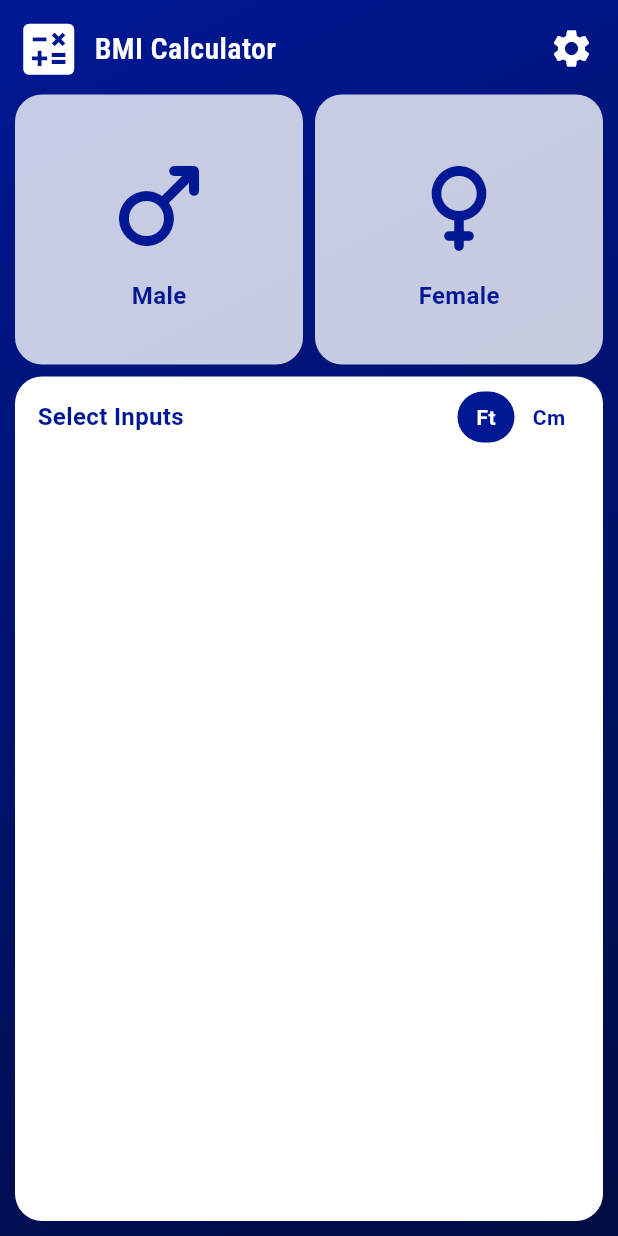
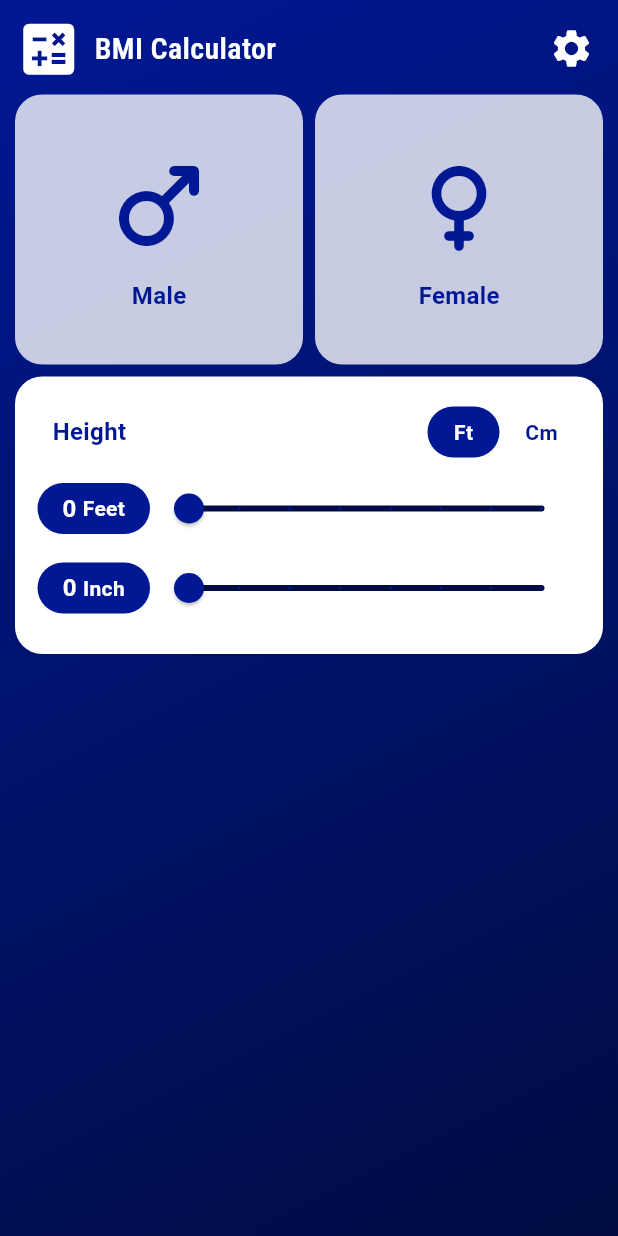
Before and after one commit to gh-devcx420/bmi_calculator_V2.0, a Flutter app: the screen it shows after launch, on a phone screen of 412 x 824 dp. Run offline on Flutter 3.47's test engine with Material 3 defaults, Android fonts, the phone set to English and light mode, and no system bars; our stand-ins replace google_fonts.

Commit message:
Ver 2.0.1

```diff
--- a/lib/constants.dart
+++ b/lib/constants.dart
@@ -4,3 +4,9 @@ Color kPrimaryWhite = Colors.white;
 Color kSecondaryWhite = const Color(0xc7ffffff);
 Color kPrimaryBlue = const Color(0xff001894);
 Color kSecondaryBlue = const Color(0xff000c42);
+
+TextStyle kButtonTextStyle = TextStyle(
+  color: kPrimaryWhite,
+  fontSize: 14,
+  fontWeight: FontWeight.w600,
+);
--- a/lib/main.dart
+++ b/lib/main.dart
@@ -1,5 +1,5 @@
+import 'package:bmi_calculator/bmi_calculator.dart';
 import 'package:flutter/material.dart';
-import 'package:bmi_calculator/bmi_calculator.dart';
 
 void main() {
   runApp(const BmiCalculator());
--- a/lib/screens/bmi_home.dart
+++ b/lib/screens/bmi_home.dart
@@ -99,23 +99,28 @@ class _BmiHomeState extends State<BmiHome> {
           const SizedBox(
             height: 8,
           ),
-          Expanded(
-            child: Container(
+          Container(
             padding: const EdgeInsets.symmetric(
               vertical: 10,
               horizontal: 15,
             ),
-              height: 200,
+            //height: 200,
             decoration: BoxDecoration(
               color: kPrimaryWhite,
               borderRadius: BorderRadius.circular(18),
             ),
             child: Column(
               children: [
+                const SizedBox(
+                  height: 10,
+                ),
                 Row(
                   children: [
+                    const SizedBox(
+                      width: 10,
+                    ),
                     Text(
-                        'Select Inputs',
+                      'Height',
                       style: TextStyle(
                         color: kPrimaryBlue,
                         fontSize: 16,
@@ -134,8 +139,7 @@ class _BmiHomeState extends State<BmiHome> {
                         buttonColour: inputHeightMetric == HeightMetric.feet
                             ? kPrimaryBlue
                             : kPrimaryWhite,
-                          buttonTextColour:
-                              inputHeightMetric == HeightMetric.feet
+                        buttonTextColour: inputHeightMetric == HeightMetric.feet
                             ? kPrimaryWhite
                             : kPrimaryBlue,
                       ),
@@ -151,16 +155,38 @@ class _BmiHomeState extends State<BmiHome> {
                         buttonColour: inputHeightMetric == HeightMetric.cms
                             ? kPrimaryBlue
                             : kPrimaryWhite,
-                          buttonTextColour:
-                              inputHeightMetric == HeightMetric.cms
+                        buttonTextColour: inputHeightMetric == HeightMetric.cms
                             ? kPrimaryWhite
                             : kPrimaryBlue,
                       ),
                     ),
                   ],
                 ),
+                const SizedBox(
+                  height: 10,
+                ),
+                inputHeightMetric == HeightMetric.feet
+                    ? const Column(
+                        mainAxisSize: MainAxisSize.max,
+                        children: [
+                          FeetInputSlider(
+                            sliderSIUnitLabel: 'Feet',
+                          ),
+                          SizedBox(
+                            height: 5,
+                          ),
+                          InchInputSlider(
+                            sliderSIUnitLabel: 'Inch',
+                          ),
                         ],
+                      )
+                    : const InchInputSlider(
+                        sliderSIUnitLabel: 'Inch',
                       ),
+                const SizedBox(
+                  height: 10,
+                ),
+              ],
             ),
           ),
         ],
--- a/lib/widgets/widgets.dart
+++ b/lib/widgets/widgets.dart
@@ -1,6 +1,7 @@
 import 'package:bmi_calculator/constants.dart';
 import 'package:flutter/material.dart';
 
+// 1) Widget to Select Gender Tiles.
 class GenderTile extends StatelessWidget {
   const GenderTile({
     super.key,
@@ -46,6 +47,7 @@ class GenderTile extends StatelessWidget {
   }
 }
 
+// 1) Widget to Select Height Preferences (Feet or Centimeters).
 class InputSelectorButton extends StatelessWidget {
   const InputSelectorButton({
     super.key,
@@ -68,7 +70,7 @@ class InputSelectorButton extends StatelessWidget {
           borderRadius: BorderRadius.circular(17),
         ),
         height: 34,
-        width: 38,
+        width: 48,
         child: Center(
           child: Text(
             inputButtonText,
@@ -77,8 +79,169 @@ class InputSelectorButton extends StatelessWidget {
               fontSize: 14,
               fontWeight: FontWeight.w600,
             ),
-        )),
+          ),
+        ),
       ),
     );
   }
 }
+
+// Widget to Set the value of Height in Feet
+class FeetInputSlider extends StatefulWidget {
+  const FeetInputSlider({required this.sliderSIUnitLabel, super.key});
+
+  final String sliderSIUnitLabel;
+
+  @override
+  State<FeetInputSlider> createState() => _FeetInputSliderState();
+}
+
+class _FeetInputSliderState extends State<FeetInputSlider> {
+  double feetslidervalue = 0.0;
+
+  @override
+  Widget build(BuildContext context) {
+    return Row(
+      mainAxisSize: MainAxisSize.max,
+      children: [
+        Container(
+          height: 34,
+          width: 75,
+          decoration: BoxDecoration(
+            color: kPrimaryBlue,
+            borderRadius: BorderRadius.circular(17),
+          ),
+          child: Center(
+            child: Row(
+              mainAxisSize: MainAxisSize.max,
+              mainAxisAlignment: MainAxisAlignment.center,
+              children: [
+                Text(
+                  feetslidervalue.toStringAsFixed(0),
+                  style: TextStyle(
+                    color: kPrimaryWhite,
+                    fontSize: 16,
+                    fontWeight: FontWeight.w600,
+                  ),
+                ),
+                const SizedBox(
+                  width: 4,
+                ),
+                Text(
+                  widget.sliderSIUnitLabel,
+                  style: TextStyle(
+                    color: kPrimaryWhite,
+                    fontSize: 14,
+                    fontWeight: FontWeight.w600,
+                  ),
+                ),
+              ],
+            ),
+          ),
+        ),
+        Expanded(
+          child: SliderTheme(
+            data: SliderTheme.of(context).copyWith(
+              activeTickMarkColor: Colors.transparent, // Hide active ticks
+              inactiveTickMarkColor: Colors.transparent, // Hide inactive ticks
+            ),
+            child: Slider(
+              value: feetslidervalue,
+              min: 0.0,
+              max: 7.0,
+              divisions: 7,
+              //label: feetslidervalue.round().toString(),
+              activeColor: kPrimaryBlue,
+              inactiveColor: kSecondaryBlue,
+              onChanged: (newValue) {
+                setState(() {
+                  feetslidervalue = newValue;
+                });
+              },
+            ),
+          ),
+        ),
+      ],
+    );
+  }
+}
+
+// Widget to Set the value of Height in Inches
+class InchInputSlider extends StatefulWidget {
+  const InchInputSlider({required this.sliderSIUnitLabel, super.key});
+
+  final String sliderSIUnitLabel;
+
+  @override
+  State<InchInputSlider> createState() => _InchInputSliderState();
+}
+
+class _InchInputSliderState extends State<InchInputSlider> {
+  double inchSliderValue = 0.0;
+
+  @override
+  Widget build(BuildContext context) {
+    return Row(
+      mainAxisSize: MainAxisSize.max,
+      children: [
+        Container(
+          height: 34,
+          width: 75,
+          decoration: BoxDecoration(
+            color: kPrimaryBlue,
+            borderRadius: BorderRadius.circular(17),
+          ),
+          child: Center(
+            child: Row(
+              mainAxisSize: MainAxisSize.max,
+              mainAxisAlignment: MainAxisAlignment.center,
+              children: [
+                Text(
+                  inchSliderValue.toStringAsFixed(0),
+                  style: TextStyle(
+                    color: kPrimaryWhite,
+                    fontSize: 16,
+                    fontWeight: FontWeight.w600,
+                  ),
+                ),
+                const SizedBox(
+                  width: 4,
+                ),
+                Text(
+                  widget.sliderSIUnitLabel,
+                  style: TextStyle(
+                    color: kPrimaryWhite,
+                    fontSize: 14,
+                    fontWeight: FontWeight.w600,
+                  ),
+                ),
+              ],
+            ),
+          ),
+        ),
+        Expanded(
+          child: SliderTheme(
+            data: SliderTheme.of(context).copyWith(
+              activeTickMarkColor: Colors.transparent, // Hide active ticks
+              inactiveTickMarkColor: Colors.transparent, // Hide inactive ticks
+            ),
+            child: Slider(
+              value: inchSliderValue,
+              min: 0.0,
+              max: 11.0,
+              divisions: 7,
+              //label: inchSliderValue.round().toString(),
+              activeColor: kPrimaryBlue,
+              inactiveColor: kSecondaryBlue,
+              onChanged: (newValue) {
+                setState(() {
+                  inchSliderValue = newValue;
+                });
+              },
+            ),
+          ),
+        ),
+      ],
+    );
+  }
+}
```
Lines whose indentation alone changed are shown as unchanged.
